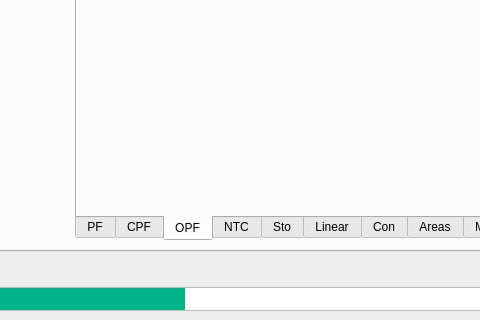
Qt form src/GridCal/Gui/Main/MainWindow.ui (SanPen/GridCal) before a commit; both pictures show x 143 to 623 and y 485 to 805 of the 1426 by 805 pixel window.
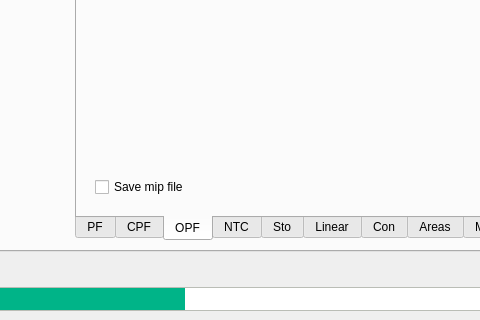
The same form after that commit. The open tabs and pages were chosen to show the change. Icons and pictures are not drawn.

The edit to the form file:
```diff
--- a/src/GridCal/Gui/Main/MainWindow.ui
+++ b/src/GridCal/Gui/Main/MainWindow.ui
@@ -3818,6 +3818,16 @@
                  </property>
                 </spacer>
                </item>
+               <item>
+                <widget class="QCheckBox" name="save_mip_checkBox">
+                 <property name="toolTip">
+                  <string>When checked the program will ask where to save the MIP LP file before running a linear optimization study.</string>
+                 </property>
+                 <property name="text">
+                  <string>Save mip file</string>
+                 </property>
+                </widget>
+               </item>
               </layout>
              </widget>
             </item>
```
Left out of the diff: 2 changed lines with no effect on the pictures.
